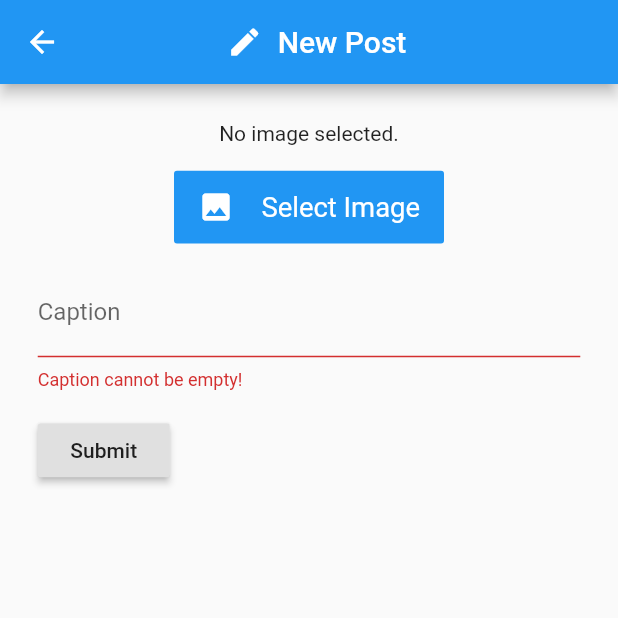
After one commit to rshrc/zeal, a Flutter app: the NewPost screen opened directly, after a tap on "Submit", on a phone screen of 412 x 824 dp, the top half of it. The commit adds this screen. Run offline on Flutter 3.47's test engine with Material 2 defaults, Android fonts, the phone set to English and light mode, and no system bars; our stand-ins replace cached_network_image, cloud_firestore, firebase_auth, firebase_storage, google_sign_in, image_picker; accounts and stored records are empty.

Commit message:
fk_app: Lots of things
Signed-off-by: Kshitij Gupta <kshitijgm@gmail.com>

```diff
--- a/lib/data/app_data.dart
+++ b/lib/data/app_data.dart
@@ -15,6 +15,10 @@ class UserData {
 class AppData {
   static final AppData _singleton = new AppData._internal();
 
+  double scaleFactorW = 0;
+  double scaleFactorH = 0;
+  double scaleFactorA = 0;
+
   factory AppData() {
     return _singleton;
   }
--- a/lib/ui/buttons.dart
+++ b/lib/ui/buttons.dart
@@ -1,5 +1,6 @@
 import 'package:flutter/material.dart';
 
+import '../data/app_data.dart';
 import '../data/auth.dart';
 
 class GoogleSignInButton extends StatelessWidget {
@@ -9,7 +10,7 @@ class GoogleSignInButton extends StatelessWidget {
   @override
   Widget build(BuildContext context) {
     return Padding(
-      padding: const EdgeInsets.all(20.0),
+      padding: EdgeInsets.all(AppData().scaleFactorA * 20.0),
       child: MaterialButton(
         onPressed: () => signIn(onPressed),
         color: Colors.white,
@@ -21,21 +22,22 @@ class GoogleSignInButton extends StatelessWidget {
           children: <Widget>[
             Image.asset(
               "assets/glogo.png",
-              height: 25.0,
-              width: 25.0,
+              height: AppData().scaleFactorH * 25.0,
+              width: AppData().scaleFactorW * 25.0,
             ),
             SizedBox(
-              width: 20.0,
+              width: AppData().scaleFactorW * 20.0,
             ),
             Padding(
-              padding: const EdgeInsets.symmetric(vertical: 15.0),
+              padding:
+                  EdgeInsets.symmetric(vertical: AppData().scaleFactorH * 15.0),
               child: Text(
                 "Sign in with Google",
                 style: TextStyle(
                     fontFamily: 'Roboto',
                     fontWeight: FontWeight.w400,
                     color: Colors.grey[700],
-                    fontSize: 20.0),
+                    fontSize: AppData().scaleFactorH * 20.0),
               ),
             ),
           ],
@@ -44,3 +46,43 @@ class GoogleSignInButton extends StatelessWidget {
     );
   }
 }
+
+class UploadImageButton extends StatelessWidget {
+  final Function onPressed;
+  UploadImageButton({this.onPressed});
+
+  @override
+  Widget build(BuildContext context) {
+    return Padding(
+      padding: EdgeInsets.all(AppData().scaleFactorA * 20.0),
+      child: MaterialButton(
+        onPressed: onPressed,
+        color: Theme.of(context).accentColor,
+        elevation: 0.0,
+        child: Row(
+          crossAxisAlignment: CrossAxisAlignment.center,
+          mainAxisAlignment: MainAxisAlignment.center,
+          mainAxisSize: MainAxisSize.min,
+          children: <Widget>[
+            Icon(Icons.image, color: Colors.white),
+            SizedBox(
+              width: AppData().scaleFactorW * 20.0,
+            ),
+            Padding(
+              padding:
+                  EdgeInsets.symmetric(vertical: AppData().scaleFactorH * 15.0),
+              child: Text(
+                "Select Image",
+                style: TextStyle(
+                    fontFamily: 'Roboto',
+                    fontWeight: FontWeight.w400,
+                    color: Colors.white,
+                    fontSize: AppData().scaleFactorH * 20.0),
+              ),
+            ),
+          ],
+        ),
+      ),
+    );
+  }
+}
--- a/lib/ui/drawer_tabs/feed.dart
+++ b/lib/ui/drawer_tabs/feed.dart
@@ -15,7 +15,7 @@ class _FeedState extends State<Feed> {
         stream: Firestore.instance.collection('posts').snapshots(),
         builder: (context, snapshot) {
           if (!snapshot.hasData)
-            return const Text("Loading...");
+            return Center(child: CircularProgressIndicator());
           else
             return ListView.builder(
                 itemCount: snapshot.data.documents.length,
--- /dev/null
+++ b/lib/ui/new_post.dart
@@ -0,0 +1,110 @@
+import 'dart:io';
+
+import 'package:flutter/material.dart';
+import 'package:funkrafte/data/app_data.dart';
+import 'package:funkrafte/data/firebase.dart';
+import 'package:funkrafte/data/post.dart';
+
+import 'buttons.dart';
+
+class NewPost extends StatefulWidget {
+  @override
+  _NewPostState createState() => _NewPostState();
+}
+
+class _NewPostState extends State<NewPost> {
+  @override
+  Widget build(BuildContext context) {
+    return Scaffold(
+      appBar: AppBar(
+        title: Row(mainAxisSize: MainAxisSize.min, children: <Widget>[
+          Padding(
+            padding: const EdgeInsets.symmetric(horizontal: 10.0),
+            child: Icon(Icons.edit),
+          ),
+          Text("New Post")
+        ]),
+        centerTitle: true,
+      ),
+      body: PostForm(),
+    );
+  }
+}
+
+class PostForm extends StatefulWidget {
+  @override
+  PostFormState createState() {
+    return PostFormState();
+  }
+}
+
+class PostFormState extends State<PostForm> {
+  final _formKey = GlobalKey<FormState>();
+  String imageUrl;
+  File file;
+  String caption;
+  @override
+  Widget build(BuildContext context) {
+    return Form(
+      key: _formKey,
+      child: SingleChildScrollView(
+        child: Padding(
+          padding: EdgeInsets.all(AppData().scaleFactorA * 30.0),
+          child: Column(
+            crossAxisAlignment: CrossAxisAlignment.start,
+            children: <Widget>[
+              Center(
+                child: file == null
+                    ? Text("No image selected.")
+                    : Image.file(
+                        file,
+                        height: 300.0,
+                      ),
+              ),
+              Center(
+                child: UploadImageButton(onPressed: () {
+                  getImage().then((value) => file = value);
+                  setState(() {});
+                }),
+              ),
+              TextFormField(
+                decoration: InputDecoration(labelText: "Caption"),
+                validator: (value) {
+                  if (value.isEmpty) {
+                    return 'Caption cannot be empty!';
+                  } else {
+                    caption = value;
+                  }
+                },
+              ),
+              Padding(
+                padding: const EdgeInsets.symmetric(vertical: 16.0),
+                child: RaisedButton(
+                  onPressed: () {
+                    if (_formKey.currentState.validate()) {
+                      if (file == null)
+                        Scaffold.of(context).showSnackBar(
+                            SnackBar(content: Text('Please select an image!')));
+                      else {
+                        Scaffold.of(context).showSnackBar(
+                            SnackBar(content: Text('Uploading content')));
+                        uploadImage(file).then((value) {
+                          Post(
+                              imageUrl: value,
+                              caption: caption,
+                              uid: UserData().user.uid);
+                        });
+                        Navigator.of(context).pop();
+                      }
+                    }
+                  },
+                  child: Text('Submit'),
+                ),
+              ),
+            ],
+          ),
+        ),
+      ),
+    );
+  }
+}
--- a/pubspec.yaml
+++ b/pubspec.yaml
@@ -15,6 +15,7 @@ dependencies:
   cached_network_image: any
   firebase_storage: any
   cloud_firestore: any
+  image_picker: ^0.4.10
 
 dev_dependencies:
   flutter_test:
```
Also changed, not shown: lib/data/firebase.dart (+21 -0 lines), lib/data/post.dart (+33 -18 lines), lib/main.dart (+10 -0 lines), lib/ui/pages/home.dart (+5 -2 lines), lib/ui/post.dart (+13 -9 lines), 1 other file.
